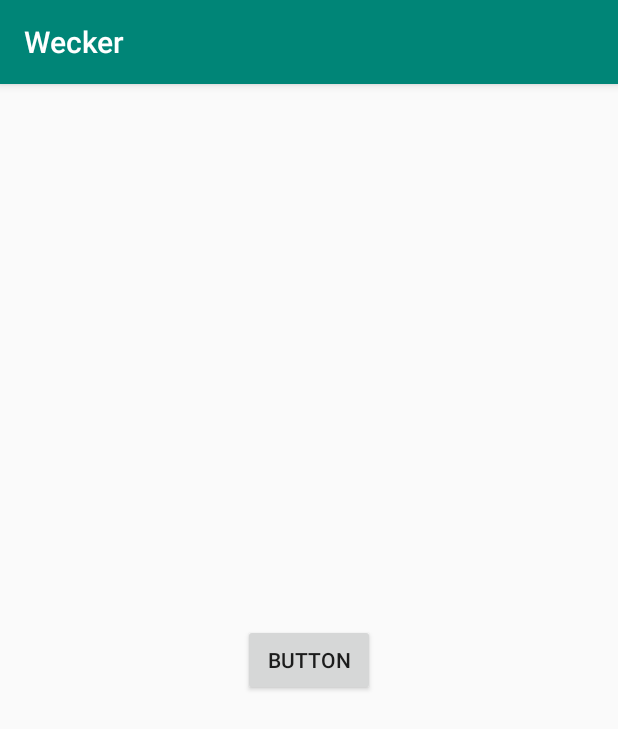
After one commit to Pinolpier/Hochschulprojekt-Mario-Spiel-Android-App-libGDX, an Android app: the Main2Activity screen opened directly, with no data from a screen before it, on a phone screen of 412 x 824 dp. The commit adds this screen. Shown: the top 729 px of the screen. Run offline under Robolectric (Android 15) with nearby library versions, the phone set to English and light mode, and no system bars.

Commit message:
Merge branch 'notification' of C:\Users\Chris\AndroidStudioProjects\group01 with conflicts.

```diff
--- /dev/null
+++ b/exercise_1/code/app/src/main/java/de/hhn/aib/swlab/wise1920/group01/exercise1/Main2Activity.java
@@ -0,0 +1,14 @@
+package de.hhn.aib.swlab.wise1920.group01.exercise1;
+
+import androidx.appcompat.app.AppCompatActivity;
+
+import android.os.Bundle;
+
+public class Main2Activity extends AppCompatActivity {
+
+    @Override
+    protected void onCreate(Bundle savedInstanceState) {
+        super.onCreate(savedInstanceState);
+        setContentView(R.layout.activity_main2);
+    }
+}
--- /dev/null
+++ b/exercise_1/code/app/src/main/res/layout/activity_main2.xml
@@ -0,0 +1,19 @@
+<?xml version="1.0" encoding="utf-8"?>
+<androidx.constraintlayout.widget.ConstraintLayout xmlns:android="http://schemas.android.com/apk/res/android"
+    xmlns:app="http://schemas.android.com/apk/res-auto"
+    xmlns:tools="http://schemas.android.com/tools"
+    android:layout_width="match_parent"
+    android:layout_height="match_parent"
+    tools:context=".Main2Activity">
+
+    <Button
+        android:id="@+id/button"
+        android:layout_width="wrap_content"
+        android:layout_height="wrap_content"
+        android:text="Button"
+        app:layout_constraintBottom_toBottomOf="parent"
+        app:layout_constraintEnd_toEndOf="parent"
+        app:layout_constraintStart_toStartOf="parent"
+        app:layout_constraintTop_toTopOf="parent" />
+
+</androidx.constraintlayout.widget.ConstraintLayout>
```
Also changed, not shown: exercise_1/code/app/src/main/AndroidManifest.xml (+5 -3 lines), exercise_1/code/app/src/main/java/de/hhn/aib/swlab/wise1920/group01/exercise1/MainActivity.java (+49 -36 lines).
